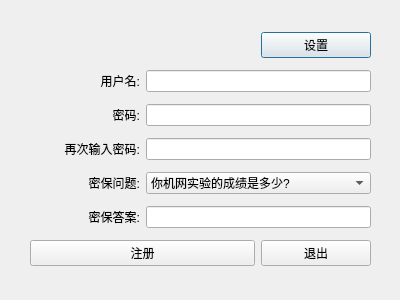
The window that QClient/signup.ui (KailinLi/QChat) describes before a commit, drawn with Qt 5.
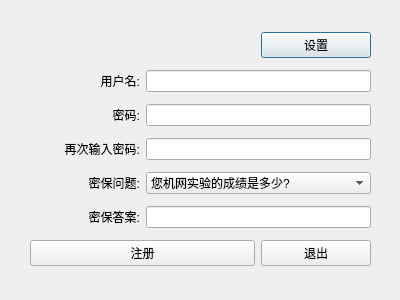
The same window after the commit.

```diff
--- a/QClient/signup.ui
+++ b/QClient/signup.ui
@@ -94,7 +94,12 @@
      <widget class="QComboBox" name="pwQuestionComboBox">
       <item>
        <property name="text">
-        <string>你机网实验的成绩是多少?</string>
+        <string>您机网实验的成绩是多少?</string>
+       </property>
+      </item>
+      <item>
+       <property name="text">
+        <string>您的GPA有多高?</string>
        </property>
       </item>
      </widget>
```
Left out of the diff: 2 changed lines with no effect on the pictures.
